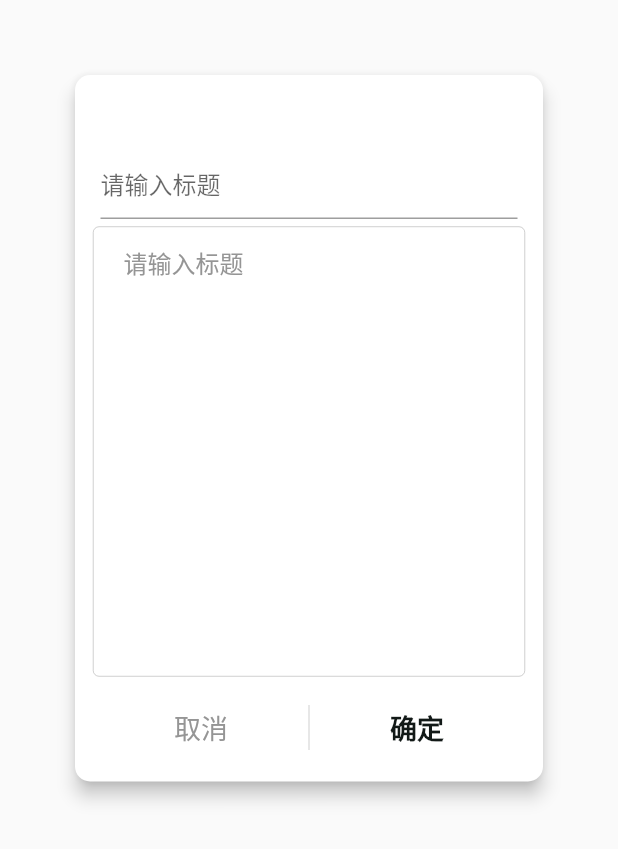
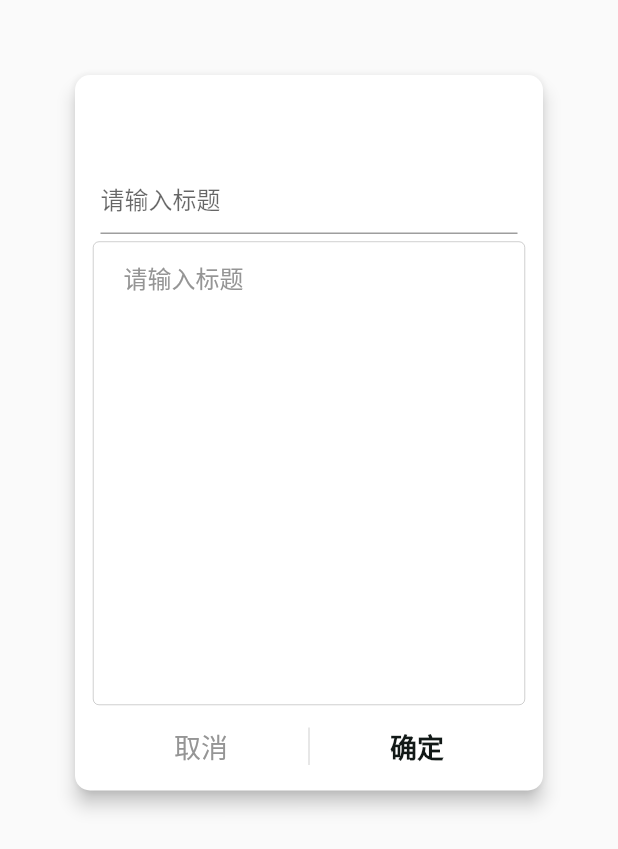
Before and after one commit to CarGuo/gsy_github_app_flutter, a Flutter app: the IssueEditDialog widget shown alone on an empty page, opened directly with empty values, on a phone screen of 412 x 824 dp. Shown: the top 849 px of the screen. Run offline on Flutter 3.47's test engine with Material 2 defaults, Android fonts, the phone set to English and light mode, and no system bars; our stand-ins replace connectivity, dio, flutter_markdown, flutter_redux, flutter_spinkit, fluttertoast and 3 more; missing offline and left inert: flutter_webview_plugin, get_version; accounts and stored records are empty; generated files the repository leaves out were written again; network calls fail; statements that could not run were skipped; project files that could hold a hidden picture were left out.

Commit message:
fix issue edit dialog

```diff
--- a/lib/widget/IssueEditDIalog.dart
+++ b/lib/widget/IssueEditDIalog.dart
@@ -27,8 +27,8 @@ class IssueEditDialog extends StatefulWidget {
       {this.titleController, this.valueController, this.needTitle = true});
 
   @override
-  _IssueEditDialogState createState() =>
-      _IssueEditDialogState(this.dialogTitle, this.onTitleChanged, this.onContentChanged, this.onPressed, titleController, valueController, needTitle);
+  _IssueEditDialogState createState() => _IssueEditDialogState(
+      this.dialogTitle, this.onTitleChanged, this.onContentChanged, this.onPressed, titleController, valueController, needTitle);
 }
 
 class _IssueEditDialogState extends State<IssueEditDialog> {
@@ -71,13 +71,13 @@ class _IssueEditDialogState extends State<IssueEditDialog> {
           mainAxisSize: MainAxisSize.min,
           children: <Widget>[
             new Padding(
-                padding: new EdgeInsets.all(5.0),
+                padding: new EdgeInsets.only(top: 5.0, bottom: 15.0),
                 child: new Center(
                   child: new Text(dialogTitle, style: GSYConstant.normalTextBold),
                 )),
             title,
             new Container(
-              height: 300.0,
+              height: MediaQuery.of(context).size.width * 3 / 4,
               decoration: new BoxDecoration(
                 borderRadius: BorderRadius.all(Radius.circular(4.0)),
                 color: Colors.white,
@@ -101,13 +101,22 @@ class _IssueEditDialogState extends State<IssueEditDialog> {
               crossAxisAlignment: CrossAxisAlignment.center,
               children: <Widget>[
                 new Expanded(
-                    child: new FlatButton(
+                    child: new RawMaterialButton(
+                        materialTapTargetSize: MaterialTapTargetSize.shrinkWrap,
+                        padding: EdgeInsets.all(4.0),
+                        constraints: const BoxConstraints(minWidth: 0.0, minHeight: 0.0),
                         child: new Text(GSYStrings.app_cancel, style: GSYConstant.subNormalText),
                         onPressed: () {
                           Navigator.pop(context);
                         })),
-                new Container(width: 0.3, height: 30.0, color: Color(GSYColors.subTextColor)),
-                new Expanded(child: new FlatButton(child: new Text(GSYStrings.app_ok, style: GSYConstant.normalTextBold), onPressed: onPressed)),
+                new Container(width: 0.3, height: 25.0, color: Color(GSYColors.subTextColor)),
+                new Expanded(
+                    child: new RawMaterialButton(
+                        materialTapTargetSize: MaterialTapTargetSize.shrinkWrap,
+                        padding: EdgeInsets.all(4.0),
+                        constraints: const BoxConstraints(minWidth: 0.0, minHeight: 0.0),
+                        child: new Text(GSYStrings.app_ok, style: GSYConstant.normalTextBold),
+                        onPressed: onPressed)),
               ],
             )
           ],
```
